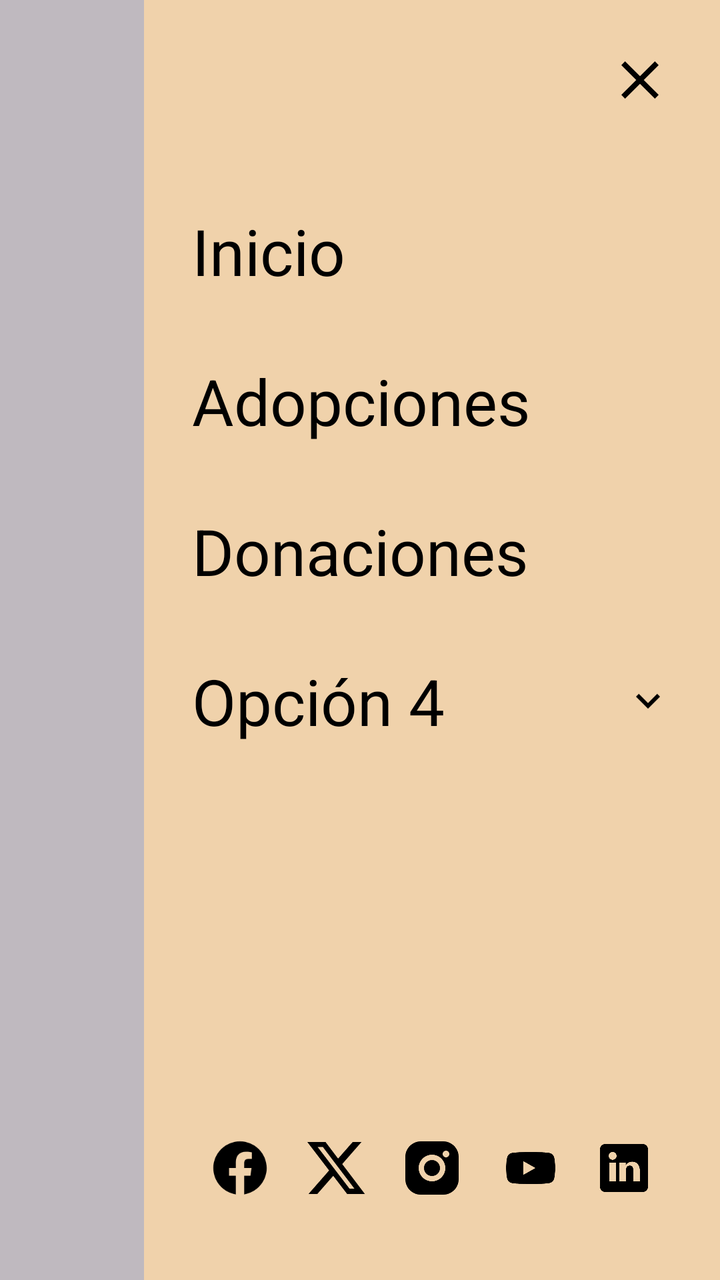
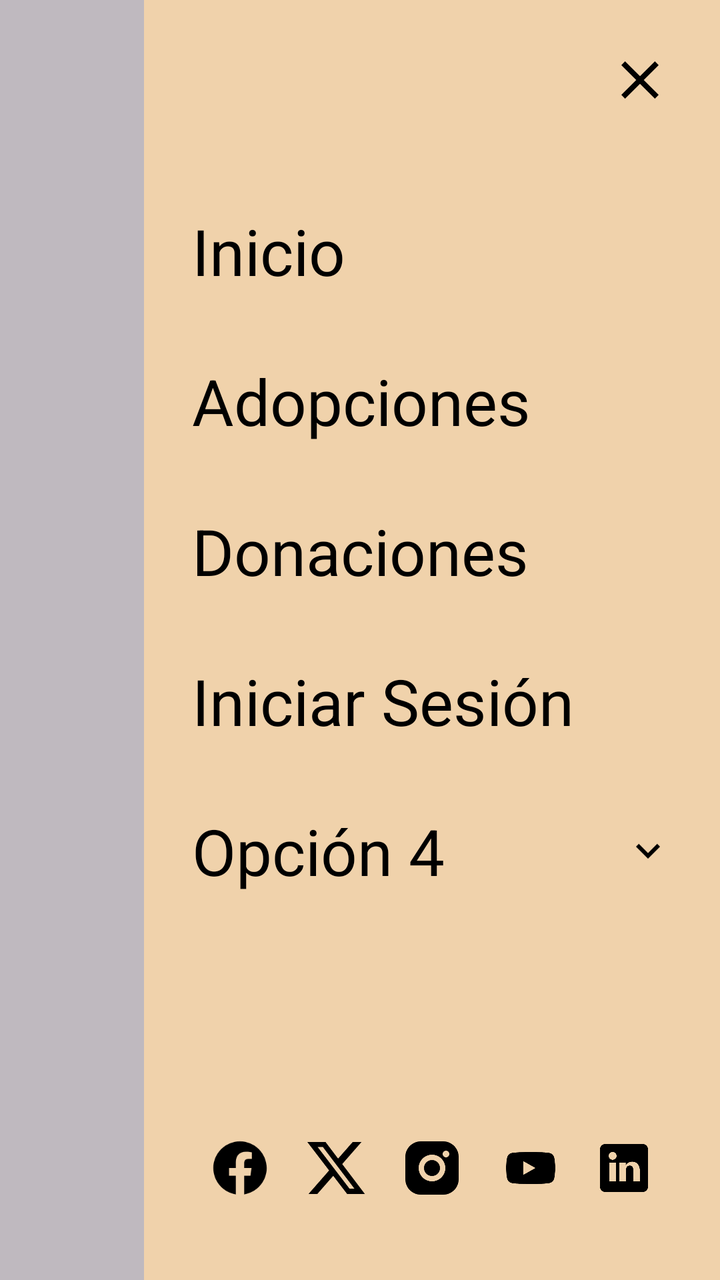

Compare the two renders of this Android layout. The source of the first and the diff that turns it into the second are given below.
<!-- AndroidManifest.xml: application theme Theme.Parcial1amacn4bmontealegrenievas -->
<!-- res/layout/layout_menu_desplegable.xml -->
<?xml version="1.0" encoding="utf-8"?>
<androidx.constraintlayout.widget.ConstraintLayout xmlns:android="http://schemas.android.com/apk/res/android"
    xmlns:app="http://schemas.android.com/apk/res-auto"
    android:layout_width="match_parent"
    android:layout_height="match_parent"
    android:background="@android:color/transparent">

    
    <View
        android:id="@+id/view_dismiss"
        android:layout_width="0dp"
        android:layout_height="match_parent"
        android:background="#40000000"
        app:layout_constraintEnd_toStartOf="@+id/menu_content"
        app:layout_constraintStart_toStartOf="parent" />

    <androidx.constraintlayout.widget.ConstraintLayout
        android:id="@+id/menu_content"
        android:layout_width="0dp"
        android:layout_height="match_parent"
        android:background="@color/appBackgroundColour"
        android:padding="24dp"
        app:layout_constraintWidth_percent="0.8"
        app:layout_constraintEnd_toEndOf="parent">

        <ImageView
            android:id="@+id/btn_close_menu"
            android:layout_width="32dp"
            android:layout_height="32dp"
            android:contentDescription="@string/cerrar_menu"
            android:src="@drawable/ic_close"
            app:layout_constraintEnd_toEndOf="parent"
            app:layout_constraintTop_toTopOf="parent" />

        <ScrollView
            android:layout_width="match_parent"
            android:layout_height="0dp"
            android:layout_marginTop="32dp"
            android:layout_marginBottom="16dp"
            app:layout_constraintBottom_toTopOf="@+id/social_icons_container"
            app:layout_constraintTop_toBottomOf="@id/btn_close_menu">

            <LinearLayout
                android:layout_width="match_parent"
                android:layout_height="wrap_content"
                android:orientation="vertical">

                
                <LinearLayout
                    android:id="@+id/btn_nav_inicio"
                    android:layout_width="match_parent"
                    android:layout_height="wrap_content"
                    android:background="?attr/selectableItemBackground"
                    android:clickable="true"
                    android:focusable="true"
                    android:orientation="horizontal"
                    android:paddingVertical="16dp">

                    <TextView
                        android:layout_width="match_parent"
                        android:layout_height="wrap_content"
                        android:text="@string/opcion_Inicio"
                        android:textColor="@color/black"
                        android:textSize="32sp"
                        android:clickable="false"
                        android:focusable="false" />
                </LinearLayout>

                
                <LinearLayout
                    android:id="@+id/btn_nav_adopciones"
                    android:layout_width="match_parent"
                    android:layout_height="wrap_content"
                    android:background="?attr/selectableItemBackground"
                    android:clickable="true"
                    android:focusable="true"
                    android:orientation="horizontal"
                    android:paddingVertical="16dp">

                    <TextView
                        android:layout_width="match_parent"
                        android:layout_height="wrap_content"
                        android:text="@string/opcion_Adopciones"
                        android:textColor="@color/black"
                        android:textSize="32sp"
                        android:clickable="false"
                        android:focusable="false" />
                </LinearLayout>

                
                <LinearLayout
                    android:id="@+id/btn_nav_donaciones"
                    android:layout_width="match_parent"
                    android:layout_height="wrap_content"
                    android:background="?attr/selectableItemBackground"
                    android:clickable="true"
                    android:focusable="true"
                    android:orientation="horizontal"
                    android:paddingVertical="16dp">

                    <TextView
                        android:layout_width="match_parent"
                        android:layout_height="wrap_content"
                        android:text="@string/opcion_Donaciones"
                        android:textColor="@color/black"
                        android:textSize="32sp"
                        android:clickable="false"
                        android:focusable="false" />
                </LinearLayout>

                
                <LinearLayout
                    android:layout_width="match_parent"
                    android:layout_height="wrap_content"
                    android:orientation="vertical">

                    <LinearLayout
                        android:id="@+id/option_4_header"
                        android:layout_width="match_parent"
                        android:layout_height="wrap_content"
                        android:background="?attr/selectableItemBackground"
                        android:clickable="true"
                        android:focusable="true"
                        android:orientation="horizontal"
                        android:paddingVertical="16dp">

                        <TextView
                            android:layout_width="0dp"
                            android:layout_height="wrap_content"
                            android:layout_weight="1"
                            android:text="@string/opcion_4"
                            android:textColor="@color/black"
                            android:textSize="32sp"
                            android:clickable="false"
                            android:focusable="false" />
                        <ImageView
                            android:id="@+id/option_4_chevron"
                            android:layout_width="24dp"
                            android:layout_height="24dp"
                            android:layout_gravity="center_vertical"
                            android:contentDescription="@null"
                            android:src="@drawable/ic_chevron_down"
                            android:clickable="false"
                            android:focusable="false" />
                    </LinearLayout>

                    <LinearLayout
                        android:id="@+id/suboptions_container"
                        android:layout_width="match_parent"
                        android:layout_height="wrap_content"
                        android:orientation="vertical"
                        android:paddingStart="32dp"
                        android:paddingEnd="32dp"
                        android:visibility="gone">
                        <TextView
                            android:layout_width="match_parent"
                            android:layout_height="wrap_content"
                            android:paddingVertical="8dp"
                            android:text="@string/menu_subopcion_1"
                            android:textColor="@color/black"
                            android:textSize="18sp" />
                        <TextView
                            android:layout_width="match_parent"
                            android:layout_height="wrap_content"
                            android:paddingVertical="8dp"
                            android:text="@string/menu_subopcion_2"
                            android:textColor="@color/black"
                            android:textSize="18sp" />
                        <TextView
                            android:layout_width="match_parent"
                            android:layout_height="wrap_content"
                            android:paddingVertical="8dp"
                            android:text="@string/menu_subopcion_3"
                            android:textColor="@color/black"
                            android:textSize="18sp" />
                    </LinearLayout>
                </LinearLayout>
            </LinearLayout>
        </ScrollView>

        
        <LinearLayout
            android:id="@+id/social_icons_container"
            android:layout_width="match_parent"
            android:layout_height="wrap_content"
            android:gravity="center"
            android:orientation="horizontal"
            android:paddingVertical="16dp"
            app:layout_constraintBottom_toBottomOf="parent">

            <ImageView
                android:layout_width="32dp"
                android:layout_height="32dp"
                android:layout_marginHorizontal="8dp"
                android:src="@drawable/ic_facebook"
                android:contentDescription="@string/facebook" />

            <ImageView
                android:layout_width="32dp"
                android:layout_height="32dp"
                android:layout_marginHorizontal="8dp"
                android:src="@drawable/ic_twitter_x"
                android:contentDescription="@string/x_Twitter" />

            <ImageView
                android:layout_width="32dp"
                android:layout_height="32dp"
                android:layout_marginHorizontal="8dp"
                android:src="@drawable/ic_instagram"
                android:contentDescription="@string/instagram" />

            <ImageView
                android:layout_width="32dp"
                android:layout_height="32dp"
                android:layout_marginHorizontal="8dp"
                android:src="@drawable/ic_youtube"
                android:contentDescription="@string/youtube" />

            <ImageView
                android:layout_width="32dp"
                android:layout_height="32dp"
                android:layout_marginHorizontal="8dp"
                android:src="@drawable/ic_linkedin"
                android:contentDescription="@string/linkedin" />
        </LinearLayout>
    </androidx.constraintlayout.widget.ConstraintLayout>
</androidx.constraintlayout.widget.ConstraintLayout>
<!-- resources referenced by this layout -->
<resources>
  <color name="appBackgroundColour">#F0D2AB</color>
  <color name="black">#FF000000</color>
  <!-- drawable ic_chevron_down (drawable) -->
  <vector xmlns:android="http://schemas.android.com/apk/res/android"
      android:width="24dp"
      android:height="24dp"
      android:viewportWidth="24"
      android:viewportHeight="24">
      <path
          android:fillColor="#000000"
          android:pathData="M7.41,8.59L12,13.17l4.59,-4.58L18,10l-6,6l-6,-6L7.41,8.59z"/>
  </vector>
  <!-- drawable ic_close (drawable) -->
  <vector xmlns:android="http://schemas.android.com/apk/res/android"
      android:width="24dp"
      android:height="24dp"
      android:viewportWidth="24"
      android:viewportHeight="24">
      <path
          android:fillColor="#000000"
          android:pathData="M19,6.41L17.59,5,12,10.59,6.41,5,5,6.41,10.59,12,5,17.59,6.41,19,12,13.41,17.59,19,19,17.59,13.41,12z"/>
  </vector>
  <!-- drawable ic_facebook (drawable) -->
  <vector xmlns:android="http://schemas.android.com/apk/res/android"
      android:width="24dp"
      android:height="24dp"
      android:viewportWidth="24"
      android:viewportHeight="24">
      <path
          android:fillColor="#000000"
          android:pathData="M12,2C6.477,2,2,6.477,2,12c0,5.01,3.657,9.128,8.438,9.878v-6.987h-2.54V12h2.54V9.797c0-2.506,1.492-3.89,3.777-3.89c1.094,0,2.238,0.195,2.238,0.195v2.46h-1.26c-1.243,0-1.63,0.771-1.63,1.562V12h2.773l-0.443,2.89h-2.33v6.988C18.343,21.128,22,17.01,22,12C22,6.477,17.523,2,12,2z"/>
  </vector>
  <!-- drawable ic_twitter_x (drawable) -->
  <vector xmlns:android="http://schemas.android.com/apk/res/android"
      android:width="24dp"
      android:height="24dp"
      android:viewportWidth="24"
      android:viewportHeight="24">
      <path
          android:fillColor="#000000"
          android:pathData="M18.244,2.25h3.308l-7.227,8.26l8.502,11.24H16.17l-5.214,-6.817L4.99,21.75H1.68l7.73,-8.835L1.25,2.25h6.834l4.7,6.216Zm-1.161,17.52h1.833L7.084,4.126H5.117Z"/>
  </vector>
  <!-- drawable ic_youtube (drawable) -->
  <vector xmlns:android="http://schemas.android.com/apk/res/android"
      android:width="24dp"
      android:height="24dp"
      android:viewportWidth="24"
      android:viewportHeight="24">
      <path
          android:fillColor="#000000"
          android:pathData="M21.8,8c-0.2,-0.8 -0.8,-1.4 -1.6,-1.6c-1.4,-0.4 -7.2,-0.4 -7.2,-0.4s-5.8,0 -7.2,0.4C5,6.6 4.4,7.2 4.2,8C3.8,9.4 3.8,12 3.8,12s0,2.6 0.4,4c0.2,0.8 0.8,1.4 1.6,1.6c1.4,0.4 7.2,0.4 7.2,0.4s5.8,0 7.2,-0.4c0.8,-0.2 1.4,-0.8 1.6,-1.6c0.4,-1.4 0.4,-4 0.4,-4S22.2,9.4 21.8,8zM10.2,14.6V9.4l4.6,2.6L10.2,14.6z"/>
  </vector>
  <string name="cerrar_menu">Cerrar menú</string>
  <string name="facebook">Facebook</string>
  <string name="instagram">Instagram</string>
  <string name="linkedin">LinkedIn</string>
  <string name="menu_subopcion_1">Subopción 1</string>
  <string name="menu_subopcion_2">Subopción 2</string>
  <string name="menu_subopcion_3">Subopción 3</string>
  <string name="opcion_4">Opción 4</string>
  <string name="opcion_Adopciones">Adopciones</string>
  <string name="opcion_Donaciones">Donaciones</string>
  <string name="opcion_Inicio">Inicio</string>
  <string name="x_Twitter">X</string>
  <string name="youtube">YouTube</string>
  <style name="Theme.Parcial1amacn4bmontealegrenievas" parent="Base.Theme.Parcial1amacn4bmontealegrenievas" />
  <style name="Base.Theme.Parcial1amacn4bmontealegrenievas" parent="Theme.Material3.DayNight.NoActionBar">
          
          
      </style>
  <!-- unchanged entries left out for length: 2 -->
</resources>

<!-- the commit's change to res/layout/layout_menu_desplegable.xml (unified diff, before → after) -->
@@ -102,6 +102,27 @@
                         android:layout_width="match_parent"
                         android:layout_height="wrap_content"
                         android:text="@string/opcion_Donaciones"
+                        android:textColor="@color/black"
+                        android:textSize="32sp"
+                        android:clickable="false"
+                        android:focusable="false" />
+                </LinearLayout>
+
+                
+                <LinearLayout
+                    android:id="@+id/btn_nav_login"
+                    android:layout_width="match_parent"
+                    android:layout_height="wrap_content"
+                    android:background="?attr/selectableItemBackground"
+                    android:clickable="true"
+                    android:focusable="true"
+                    android:orientation="horizontal"
+                    android:paddingVertical="16dp">
+
+                    <TextView
+                        android:layout_width="match_parent"
+                        android:layout_height="wrap_content"
+                        android:text="@string/opcion_Login"
                         android:textColor="@color/black"
                         android:textSize="32sp"
                         android:clickable="false"
<!-- resource entries referenced after the edit -->
@@ -63,6 +63,7 @@
   <string name="opcion_Adopciones">Adopciones</string>
   <string name="opcion_Donaciones">Donaciones</string>
   <string name="opcion_Inicio">Inicio</string>
+  <string name="opcion_Login">Iniciar Sesión</string>
   <string name="x_Twitter">X</string>
   <string name="youtube">YouTube</string>
   <style name="Theme.Parcial1amacn4bmontealegrenievas" parent="Base.Theme.Parcial1amacn4bmontealegrenievas" />
